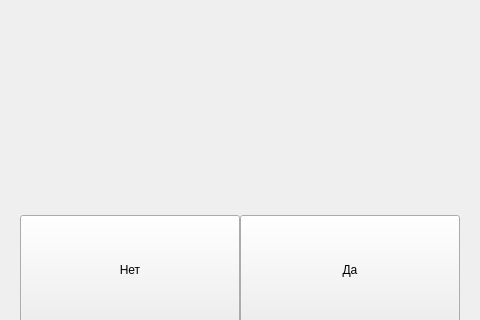
First picture: the form in QtPetinator/mainwindow2.ui, repository krbroman/Petinator, before the edit; both pictures show x 150 to 630 and y 145 to 465 of the 800 by 600 pixel window.
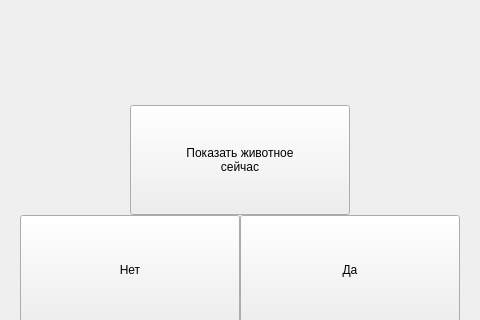
Second picture: the form after the edit.

The edit to the form file:
```diff
--- a/QtPetinator/mainwindow2.ui
+++ b/QtPetinator/mainwindow2.ui
@@ -58,6 +58,20 @@
      <string>Да</string>
     </property>
    </widget>
+   <widget class="QPushButton" name="pushButton_Now">
+    <property name="geometry">
+     <rect>
+      <x>280</x>
+      <y>250</y>
+      <width>220</width>
+      <height>110</height>
+     </rect>
+    </property>
+    <property name="text">
+     <string>Показать животное
+сейчас</string>
+    </property>
+   </widget>
   </widget>
   <widget class="QMenuBar" name="menubar">
    <property name="geometry">
```
